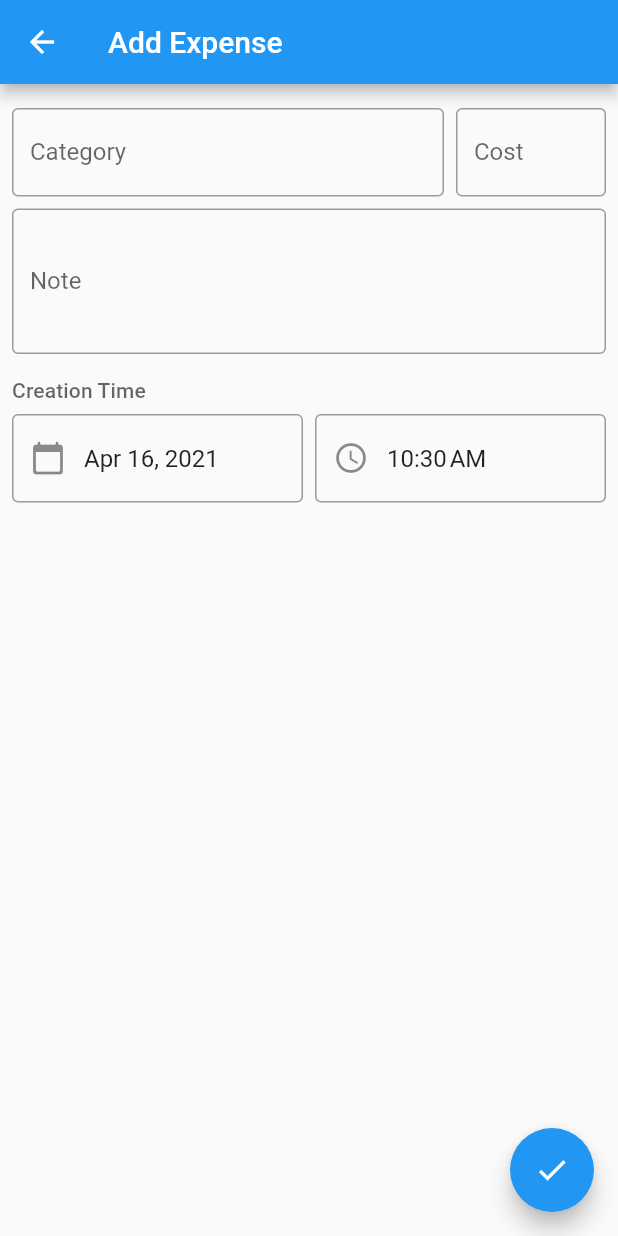
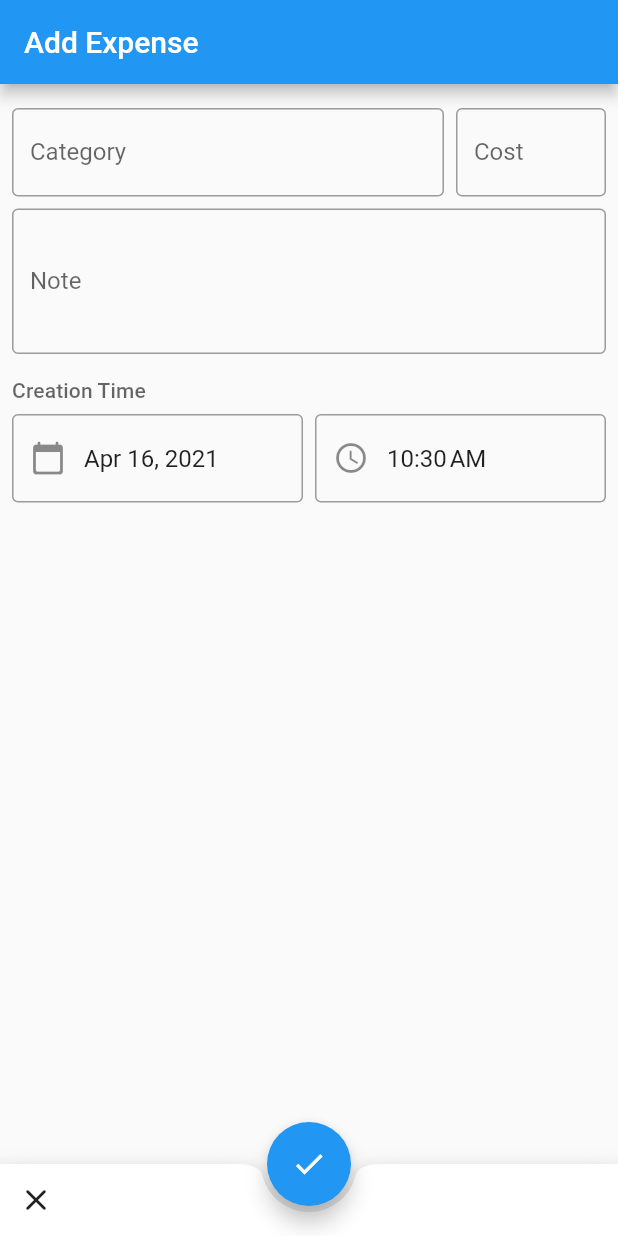
Before and after one commit to jaan-c/cents, a Flutter app: the screen it shows after launch, after a tap on the "add" icon, on a phone screen of 412 x 824 dp. Run offline on Flutter 3.47's test engine with Material 2 defaults, Android fonts, the phone set to English and light mode, and no system bars; our stand-ins replace floor, sqflite; accounts and stored records are empty; generated files the repository leaves out were written again.

Commit message:
Use bottom bar.

```diff
--- a/lib/src/domain/expense.dart
+++ b/lib/src/domain/expense.dart
@@ -4,6 +4,8 @@ import 'amount.dart';
 import 'expense_category.dart';
 
 class Expense {
+  static const UNSET_ID = 0;
+
   final int id;
   final Amount cost;
   final ExpenseCategory category;
@@ -11,11 +13,11 @@ class Expense {
   final String note;
 
   Expense(
-      {this.id = 0,
+      {this.id = UNSET_ID,
       required this.cost,
       required this.category,
       required this.createdAt,
-      this.note = ""});
+      this.note = ''});
 
   Expense copyWith(
       {int? id = 0,
--- a/lib/src/widgets/expense_editor_page/expense_editor_page.dart
+++ b/lib/src/widgets/expense_editor_page/expense_editor_page.dart
@@ -85,7 +85,7 @@ class _ExpenseEditorPageState extends State<ExpenseEditorPage> {
   @override
   Widget build(BuildContext context) {
     return Scaffold(
-      appBar: widget.id == 0 ? _addAppBar() : _editAppBar(),
+      appBar: _appBar(),
       body: Padding(
         padding: EdgeInsets.symmetric(horizontal: 8, vertical: 16),
         child: Column(
@@ -109,18 +109,15 @@ class _ExpenseEditorPageState extends State<ExpenseEditorPage> {
         ),
       ),
       floatingActionButton: _saveExpenseFab(context),
+      floatingActionButtonLocation: FloatingActionButtonLocation.centerDocked,
+      bottomNavigationBar: _bottomActionsBar(context),
     );
   }
 
-  AppBar _addAppBar() {
+  AppBar _appBar() {
     return AppBar(
-      title: Text('Add Expense'),
-    );
-  }
-
-  AppBar _editAppBar() {
-    return AppBar(
-      title: Text('Edit Expense'),
+      automaticallyImplyLeading: false,
+      title: Text(_id == Expense.UNSET_ID ? 'Add Expense' : 'Edit Expense'),
     );
   }
 
@@ -253,14 +250,55 @@ class _ExpenseEditorPageState extends State<ExpenseEditorPage> {
     }
   }
 
+  Widget _bottomActionsBar(BuildContext context) {
+    return BottomAppBar(
+      shape: CircularNotchedRectangle(),
+      child: Row(
+        mainAxisSize: MainAxisSize.max,
+        crossAxisAlignment: CrossAxisAlignment.center,
+        children: [
+          _closeEditorButton(context),
+          Spacer(),
+          if (_id != Expense.UNSET_ID) _deleteExpenseButton(context),
+        ],
+      ),
+    );
+  }
+
+  Widget _closeEditorButton(BuildContext context) {
+    return IconButton(
+      icon: Icon(Icons.close_rounded),
+      onPressed: () => Navigator.pop(context),
+    );
+  }
+
+  Widget _deleteExpenseButton(BuildContext context) {
+    return IconButton(
+        icon: Icon(Icons.delete_outline_rounded),
+        onPressed: () {
+          _deleteExpense();
+          Navigator.pop(context);
+        });
+  }
+
+  Future<void> _deleteExpense() async {
+    final repo = await _repo;
+    await repo.delete(_id);
+  }
+
   Widget _saveExpenseFab(BuildContext context) {
     return FloatingActionButton(
-      onPressed: _canSave ? () => _saveExpense(context) : null,
+      onPressed: _canSave
+          ? () {
+              _saveExpense();
+              Navigator.pop(context);
+            }
+          : null,
       child: Icon(Icons.check),
     );
   }
 
-  Future<void> _saveExpense(BuildContext context) async {
+  Future<void> _saveExpense() async {
     final expense = Expense(
       id: _id,
       category: ExpenseCategory(_categoryController.text),
@@ -275,7 +313,5 @@ class _ExpenseEditorPageState extends State<ExpenseEditorPage> {
     } else {
       await repo.update(expense);
     }
-
-    Navigator.pop(context);
   }
 }
```
